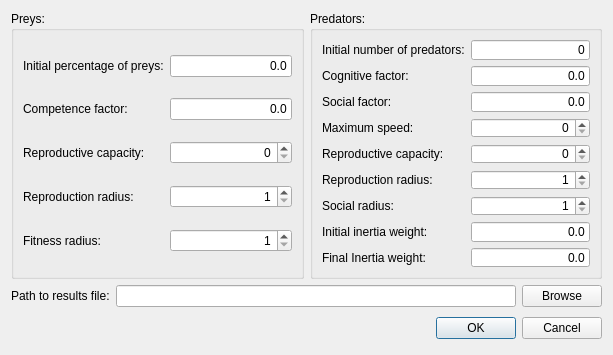
This is localsettingsdialog.ui in mariomartinezm/QtCaPso as Qt 5 draws it before an edit. The edited form follows.
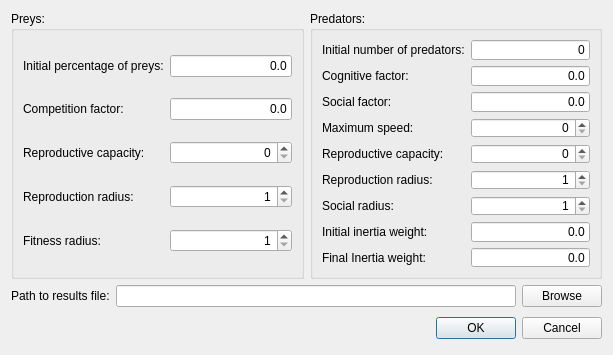
This is the edited form.

Commit message:
Rename widgets whose name contain 'competence'
- Adjust the code as necessary.

What changed in the file:
```diff
--- a/localsettingsdialog.ui
+++ b/localsettingsdialog.ui
@@ -89,7 +89,7 @@
           <item row="1" column="0">
            <widget class="QLabel" name="labelCompetenceFactor">
             <property name="text">
-             <string>Competence factor:</string>
+             <string>Competition factor:</string>
             </property>
            </widget>
           </item>
```
Left out of the diff: 6 changed lines with no effect on the pictures. The commit also changes 3 other files.
